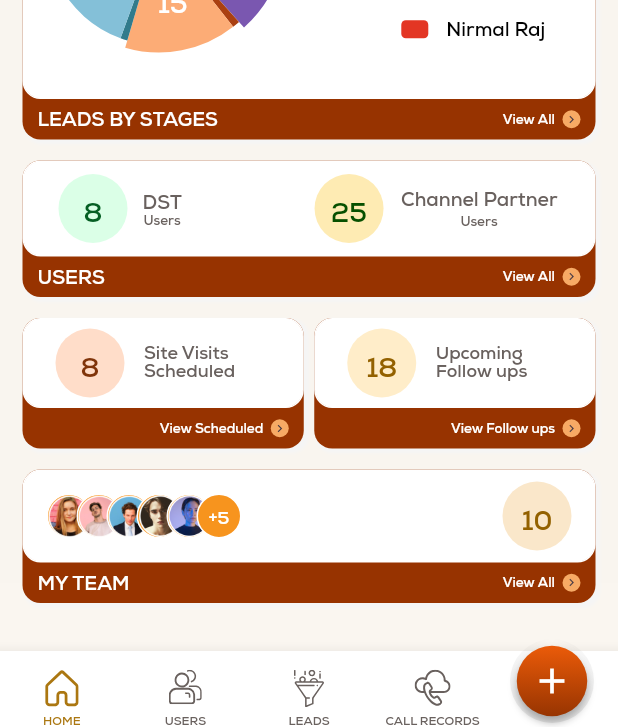
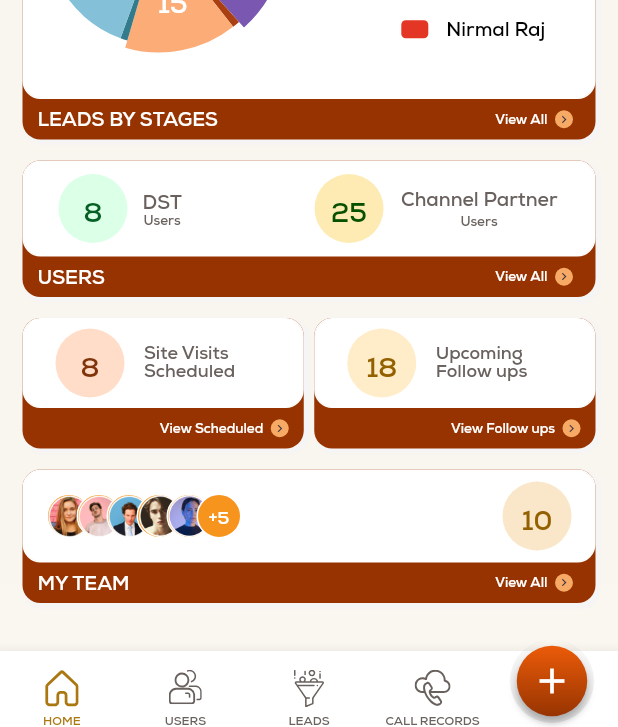
Before and after one commit to vikaspizone/leads, a Flutter app: the screen it shows after launch, scrolled down 111 dp, on a phone screen of 412 x 824 dp. Shown: the part 498-1225 px from the top of the screen. Run offline on Flutter 3.47's test engine with Material 2 defaults, Android fonts, the light colour scheme and no system bars; drawn by our look-alikes of fl_chart, flip_card; our stand-ins replace flutter_slidable, flutter_svg, stacked, stacked_services, stacked_shared, syncfusion_flutter_charts.

Commit message:
fix design

```diff
--- a/lib/ui/views/home/home_view.dart
+++ b/lib/ui/views/home/home_view.dart
@@ -511,7 +511,8 @@ class HomeView extends StackedView<HomeViewModel> {
                           color: Color.fromARGB(255, 58, 50, 67),
                         ),
                       ),
-                    )
+                    ),
+                    if (buttonTitle == viewAll) horizontalSpaceTiny
                   ],
                 ),
               ],
--- a/lib/ui/views/incoming_call/incoming_call_view.dart
+++ b/lib/ui/views/incoming_call/incoming_call_view.dart
@@ -128,6 +128,7 @@ class IncomingCallView extends StackedView<IncomingCallViewModel>
                         verticalSpaceSmall,
                         Container(
                           alignment: Alignment.centerLeft,
+                          padding: const EdgeInsets.symmetric(horizontal: 8),
                           child: RichText(
                               text: TextSpan(
                                   text: 'Showing ',
@@ -161,6 +162,7 @@ class IncomingCallView extends StackedView<IncomingCallViewModel>
                           itemCount: viewModel.leadsList.length,
                           shrinkWrap: true,
                           physics: const BouncingScrollPhysics(),
+                          padding: const EdgeInsets.only(bottom: 25),
                           itemBuilder: (context, index) {
                             return Container(
                               margin: const EdgeInsets.only(bottom: 15),
```
